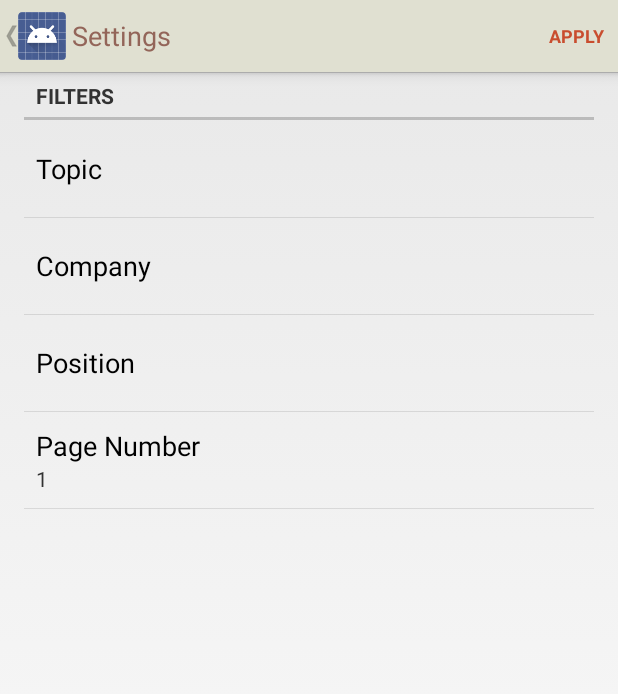
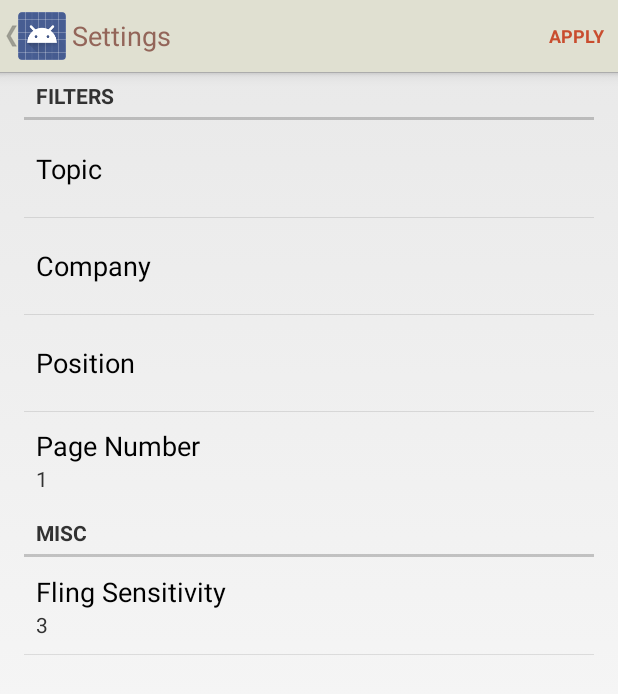
Before and after one commit to KonradJanica/aMatch, an Android app: the SettingsActivity screen opened directly, with no data from a screen before it, on a phone screen of 412 x 824 dp. Shown: the top 694 px of the screen. Run offline under Robolectric (Android 15) with nearby library versions, the phone set to English and light mode, and no system bars; network calls fail.

Commit message:
fixed crash, added fling sens, cleaned up preferences, removed unused pics

```diff
--- a/app/src/main/java/com/andtinder/view/CardContainer.java
+++ b/app/src/main/java/com/andtinder/view/CardContainer.java
@@ -31,6 +31,7 @@ import android.widget.ListAdapter;
 import com.andtinder.model.CardModel;
 import com.andtinder.model.Orientations.Orientation;
 import com.facebook.drawee.view.SimpleDraweeView;
+import com.konradjanica.amatch.MainActivity;
 import com.konradjanica.amatch.R;
 
 import java.util.Random;
@@ -109,7 +110,7 @@ public class CardContainer extends AdapterView<ListAdapter> {
 
     private void init() {
         ViewConfiguration viewConfiguration = ViewConfiguration.get(getContext());
-        mFlingSlop = viewConfiguration.getScaledMinimumFlingVelocity() * 3;
+        mFlingSlop = viewConfiguration.getScaledMinimumFlingVelocity();
         mTouchSlop = viewConfiguration.getScaledTouchSlop();
         mGestureDetector = new GestureDetector(getContext(), new GestureListener());
         mIsFlingAnimating = false;
@@ -431,7 +432,7 @@ public class CardContainer extends AdapterView<ListAdapter> {
         @Override
         public boolean onFling(MotionEvent e1, MotionEvent e2, float velocityX, float velocityY) {
             Log.d("Fling", "Fling with " + velocityX + ", " + velocityY);
-            if (Math.abs(velocityX) > mFlingSlop
+            if (Math.abs(velocityX) > mFlingSlop * MainActivity.maxFlingSensitivity
                     && !mIsRemovedNoFling) {
 
                 removeTopCard();
--- a/app/src/main/java/com/konradjanica/amatch/MainActivity.java
+++ b/app/src/main/java/com/konradjanica/amatch/MainActivity.java
@@ -52,6 +52,7 @@ public class MainActivity extends Activity {
     private int indexFavorite;
 
     // From preferences/settings
+    public static int maxFlingSensitivity;
     private int pageRaw;
     private String company;
     private String job;
@@ -78,6 +79,8 @@ public class MainActivity extends Activity {
         cardCountMain = 0;
 
         SharedPreferences preferences = PreferenceManager.getDefaultSharedPreferences(this);
+
+        maxFlingSensitivity = Integer.parseInt(preferences.getString("fling_speed", "3"));
 
         String page = preferences.getString("page_number", "");
         company = preferences.getString("company_list", "");
@@ -468,7 +471,9 @@ public class MainActivity extends Activity {
 
     private void mainCardRemoval() {
         --cardCountMain;
-        questionsCardQueue.remove();
+        if (questionsCardQueue.size() > 0) {
+            questionsCardQueue.remove();
+        }
     }
 
     /**
--- a/app/src/main/java/com/konradjanica/amatch/SettingsActivity.java
+++ b/app/src/main/java/com/konradjanica/amatch/SettingsActivity.java
@@ -61,7 +61,7 @@ public class SettingsActivity extends PreferenceActivity {
             // Apply button
             case R.id.action_settings_done:
                 applyPressed = true;
-            // Back button
+                // Back button
             case android.R.id.home:
 //                Intent resultIntent = new Intent();
 //                resultIntent.putExtra(String.valueOf(1), 1);
@@ -105,25 +105,13 @@ public class SettingsActivity extends PreferenceActivity {
         bindPreferenceSummaryToValue(findPreference("position_list"));
         bindPreferenceSummaryToValue(findPreference("page_number"));
 
-        // Add 'notifications' preferences, and a corresponding header.
-//        PreferenceCategory fakeHeader = new PreferenceCategory(thi);
-//        fakeHeader.setTitle(R.string.pref_header_notifications);
-//        getPreferenceScreen().addPreference(fakeHeader);
-//        addPreferencesFromResource(R.xml.pref_notification);
+        PreferenceCategory headerMisc = new PreferenceCategory(this);
+        headerMisc.setTitle(R.string.pref_misc_header);
+        getPreferenceScreen().addPreference(headerMisc);
+        addPreferencesFromResource(R.xml.pref_misc);
 
-        // Add 'data and sync' preferences, and a corresponding header.
-//        fakeHeader = new PreferenceCategory(this);
-//        fakeHeader.setTitle(R.string.pref_header_data_sync);
-//        getPreferenceScreen().addPreference(fakeHeader);
-//        addPreferencesFromResource(R.xml.pref_data_sync);
+        bindPreferenceSummaryToValue(findPreference("fling_speed"));
 
-        // Bind the summaries of EditText/List/Dialog/Ringtone preferences to
-        // their values. When their values change, their summaries are updated
-        // to reflect the new value, per the Android Design guidelines.
-//        bindPreferenceSummaryToValue(findPreference("example_text"));
-//        bindPreferenceSummaryToValue(findPreference("example_list"));
-//        bindPreferenceSummaryToValue(findPreference("notifications_new_message_ringtone"));
-//        bindPreferenceSummaryToValue(findPreference("sync_frequency"));
     }
 
     /**
@@ -154,17 +142,6 @@ public class SettingsActivity extends PreferenceActivity {
         return ALWAYS_SIMPLE_PREFS
                 || Build.VERSION.SDK_INT < Build.VERSION_CODES.HONEYCOMB
                 || !isXLargeTablet(context);
-    }
-
-    /**
-     * {@inheritDoc}
-     */
-    @Override
-    @TargetApi(Build.VERSION_CODES.HONEYCOMB)
-    public void onBuildHeaders(List<Header> target) {
-        if (!isSimplePreferences(this)) {
-            loadHeadersFromResource(R.xml.pref_headers, target);
-        }
     }
 
     /**
@@ -242,61 +219,4 @@ public class SettingsActivity extends PreferenceActivity {
                         .getString(preference.getKey(), ""));
     }
 
-    /**
-     * This fragment shows general preferences only. It is used when the
-     * activity is showing a two-pane settings UI.
-     */
-    @TargetApi(Build.VERSION_CODES.HONEYCOMB)
-    public static class GeneralPreferenceFragment extends PreferenceFragment {
-        @Override
-        public void onCreate(Bundle savedInstanceState) {
-            super.onCreate(savedInstanceState);
-            addPreferencesFromResource(R.xml.pref_general);
-
-            // Bind the summaries of EditText/List/Dialog/Ringtone preferences
-            // to their values. When their values change, their summaries are
-            // updated to reflect the new value, per the Android Design
-            // guidelines.
-            bindPreferenceSummaryToValue(findPreference("example_text"));
-            bindPreferenceSummaryToValue(findPreference("example_list"));
-        }
-    }
-
-    /**
-     * This fragment shows notification preferences only. It is used when the
-     * activity is showing a two-pane settings UI.
-     */
-    @TargetApi(Build.VERSION_CODES.HONEYCOMB)
-    public static class NotificationPreferenceFragment extends PreferenceFragment {
-        @Override
-        public void onCreate(Bundle savedInstanceState) {
-            super.onCreate(savedInstanceState);
-            addPreferencesFromResource(R.xml.pref_notification);
-
-            // Bind the summaries of EditText/List/Dialog/Ringtone preferences
-            // to their values. When their values change, their summaries are
-            // updated to reflect the new value, per the Android Design
-            // guidelines.
-            bindPreferenceSummaryToValue(findPreference("notifications_new_message_ringtone"));
-        }
-    }
-
-    /**
-     * This fragment shows data and sync preferences only. It is used when the
-     * activity is showing a two-pane settings UI.
-     */
-    @TargetApi(Build.VERSION_CODES.HONEYCOMB)
-    public static class DataSyncPreferenceFragment extends PreferenceFragment {
-        @Override
-        public void onCreate(Bundle savedInstanceState) {
-            super.onCreate(savedInstanceState);
-            addPreferencesFromResource(R.xml.pref_data_sync);
-
-            // Bind the summaries of EditText/List/Dialog/Ringtone preferences
-            // to their values. When their values change, their summaries are
-            // updated to reflect the new value, per the Android Design
-            // guidelines.
-            bindPreferenceSummaryToValue(findPreference("sync_frequency"));
-        }
-    }
 }
--- a/app/src/main/res/values/strings_activity_settings.xml
+++ b/app/src/main/res/values/strings_activity_settings.xml
@@ -1069,6 +1069,34 @@
     <!--Page Number-->
     <string name="pref_page_number_title">Page Number</string>
 
+    <!--Misc Settings-->
+    <string name="pref_misc_header">Misc</string>
+    <string name="pref_fling_title">Fling Sensitivity</string>
+    <string-array name="pref_fling_titles">
+        <item>"1"</item>
+        <item>"2"</item>
+        <item>"3"</item>
+        <item>"4"</item>
+        <item>"5"</item>
+        <item>"6"</item>
+        <item>"7"</item>
+        <item>"8"</item>
+        <item>"9"</item>
+        <item>"10"</item>
+    </string-array>
+    <string-array name="pref_fling_values">
+        <item>"1"</item>
+        <item>"2"</item>
+        <item>"3"</item>
+        <item>"4"</item>
+        <item>"5"</item>
+        <item>"6"</item>
+        <item>"7"</item>
+        <item>"8"</item>
+        <item>"9"</item>
+        <item>"10"</item>
+    </string-array>
+
     <!-- Example General settings -->
     <string name="pref_header_general">General</string>
 
--- a/app/src/main/res/xml/pref_data_sync.xml
+++ /dev/null
@@ -1,21 +0,0 @@
-<PreferenceScreen xmlns:android="http://schemas.android.com/apk/res/android">
-
-    <!-- NOTE: Hide buttons to simplify the UI. Users can touch outside the dialog to
-         dismiss it. -->
-    <!-- NOTE: ListPreference's summary should be set to its value by the activity code. -->
-    <ListPreference
-        android:key="sync_frequency"
-        android:title="@string/pref_title_sync_frequency"
-        android:entries="@array/pref_sync_frequency_titles"
-        android:entryValues="@array/pref_sync_frequency_values"
-        android:defaultValue="180"
-        android:negativeButtonText="@null"
-        android:positiveButtonText="@null" />
-
-    <!-- This preference simply launches an intent when selected. Use this UI sparingly, per
-         design guidelines. -->
-    <Preference android:title="@string/pref_title_system_sync_settings">
-        <intent android:action="android.settings.SYNC_SETTINGS" />
-    </Preference>
-
-</PreferenceScreen>
--- a/app/src/main/res/xml/pref_headers.xml
+++ /dev/null
@@ -1,14 +0,0 @@
-<preference-headers xmlns:android="http://schemas.android.com/apk/res/android">
-
-    <!-- These settings headers are only used on tablets. -->
-
-    <header android:fragment="com.konradjanica.amatch.SettingsActivity$DataSyncPreferenceFragment"
-        android:title="@string/pref_header_data_sync" /><header
-        android:fragment="com.konradjanica.amatch.SettingsActivity$GeneralPreferenceFragment"
-        android:title="@string/pref_header_general" /><header
-        android:fragment="com.konradjanica.amatch.SettingsActivity$NotificationPreferenceFragment"
-        android:title="@string/pref_header_notifications" /><header
-        android:fragment="com.konradjanica.amatch.SettingsActivity$DataSyncPreferenceFragment"
-        android:title="@string/pref_header_data_sync" />
-
-</preference-headers>
--- /dev/null
+++ b/app/src/main/res/xml/pref_misc.xml
@@ -0,0 +1,15 @@
+<PreferenceScreen xmlns:android="http://schemas.android.com/apk/res/android">
+
+    <!-- NOTE: Hide buttons to simplify the UI. Users can touch outside the dialog to
+         dismiss it. -->
+    <!-- NOTE: ListPreference's summary should be set to its value by the activity code. -->
+    <ListPreference
+        android:key="fling_speed"
+        android:title="@string/pref_fling_title"
+        android:defaultValue="3"
+        android:entries="@array/pref_fling_titles"
+        android:entryValues="@array/pref_fling_values"
+        android:negativeButtonText="@null"
+        android:positiveButtonText="@null" />
+
+</PreferenceScreen>
--- a/app/src/main/res/xml/pref_notification.xml
+++ /dev/null
@@ -1,27 +0,0 @@
-<PreferenceScreen xmlns:android="http://schemas.android.com/apk/res/android">
-
-    <!-- A 'parent' preference, which enables/disables child preferences (below)
-         when checked/unchecked. -->
-    <CheckBoxPreference
-        android:key="notifications_new_message"
-        android:title="@string/pref_title_new_message_notifications"
-        android:defaultValue="true" />
-
-    <!-- Allows the user to choose a ringtone in the 'notification' category. -->
-    <!-- NOTE: This preference will be enabled only when the checkbox above is checked. -->
-    <!-- NOTE: RingtonePreference's summary should be set to its value by the activity code. -->
-    <RingtonePreference
-        android:dependency="notifications_new_message"
-        android:key="notifications_new_message_ringtone"
-        android:title="@string/pref_title_ringtone"
-        android:ringtoneType="notification"
-        android:defaultValue="content://settings/system/notification_sound" />
-
-    <!-- NOTE: This preference will be enabled only when the checkbox above is checked. -->
-    <CheckBoxPreference
-        android:dependency="notifications_new_message"
-        android:key="notifications_new_message_vibrate"
-        android:title="@string/pref_title_vibrate"
-        android:defaultValue="true" />
-
-</PreferenceScreen>
```
Also changed, not shown: app/src/main/res/drawable-mdpi/card_scatter.9.png (deleted), app/src/main/res/drawable-mdpi/heart.png (deleted), app/src/main/res/drawable-mdpi/ic_like.png (deleted), app/src/main/res/drawable-mdpi/picture1.png (deleted), app/src/main/res/drawable-mdpi/picture2.png (deleted), app/src/main/res/drawable-mdpi/picture3.png (deleted), app/src/main/res/drawable-mdpi/slideshow.png (deleted).
